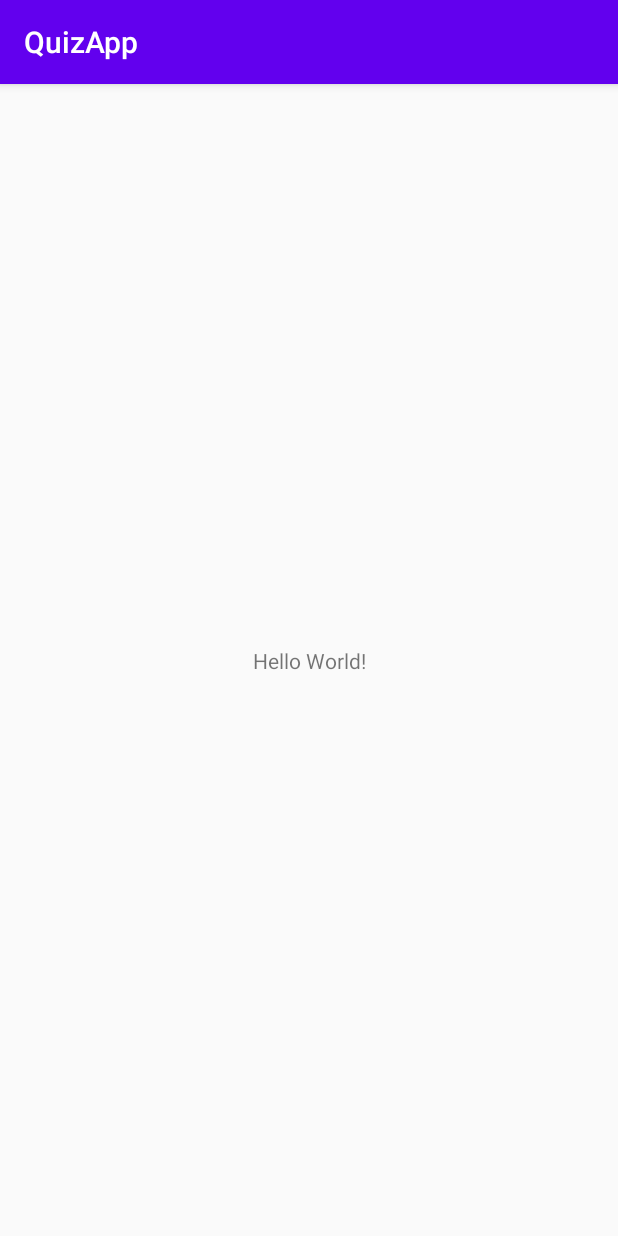
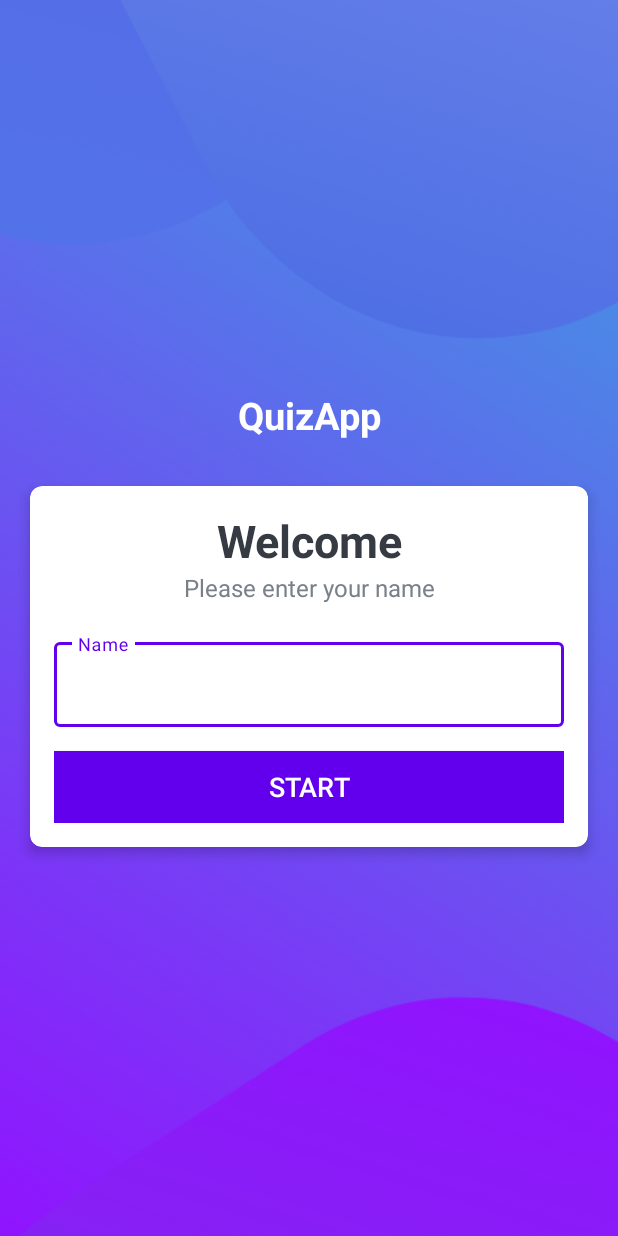
Before and after one commit to xkanuk/QuizApp, an Android app: the screen it shows after launch (MainActivity), on a phone screen of 412 x 824 dp. Run offline under Robolectric (Android 15) with nearby library versions, the phone set to English and light mode, and no system bars.

Commit message:
build main UI

```diff
--- a/app/build.gradle
+++ b/app/build.gradle
@@ -30,6 +30,7 @@ dependencies {
     implementation 'androidx.core:core-ktx:1.3.1'
     implementation 'androidx.appcompat:appcompat:1.2.0'
     implementation 'androidx.constraintlayout:constraintlayout:2.0.1'
+    implementation 'com.google.android.material:material:1.0.0'
     testImplementation 'junit:junit:4.12'
     androidTestImplementation 'androidx.test.ext:junit:1.1.2'
     androidTestImplementation 'androidx.test.espresso:espresso-core:3.3.0'
--- a/app/src/main/AndroidManifest.xml
+++ b/app/src/main/AndroidManifest.xml
@@ -9,7 +9,11 @@
         android:roundIcon="@mipmap/ic_launcher_round"
         android:supportsRtl="true"
         android:theme="@style/AppTheme">
-        <activity android:name=".MainActivity">
+        <activity android:name=".MainActivity"
+            android:screenOrientation="portrait"
+            android:theme="@style/NoActionBarTheme"
+            android:windowSoftInputMode="adjustResize"
+            >
             <intent-filter>
                 <action android:name="android.intent.action.MAIN" />
 
--- a/app/src/main/java/com/xkanuk/quizapp/MainActivity.kt
+++ b/app/src/main/java/com/xkanuk/quizapp/MainActivity.kt
@@ -1,11 +1,20 @@
+@file:Suppress("DEPRECATION")
+
 package com.xkanuk.quizapp
 
 import androidx.appcompat.app.AppCompatActivity
 import android.os.Bundle
+import android.view.View
+import android.view.View.SYSTEM_UI_FLAG_FULLSCREEN
+import androidx.core.view.WindowCompat
 
 class MainActivity : AppCompatActivity() {
     override fun onCreate(savedInstanceState: Bundle?) {
         super.onCreate(savedInstanceState)
         setContentView(R.layout.activity_main)
+
+        // deprecated, replaced by code in styles.xml
+        // window.decorView.systemUiVisibility = View.SYSTEM_UI_FLAG_FULLSCREEN
+
     }
 }
--- a/app/src/main/res/layout/activity_main.xml
+++ b/app/src/main/res/layout/activity_main.xml
@@ -1,18 +1,95 @@
 <?xml version="1.0" encoding="utf-8"?>
-<androidx.constraintlayout.widget.ConstraintLayout xmlns:android="http://schemas.android.com/apk/res/android"
+<LinearLayout xmlns:android="http://schemas.android.com/apk/res/android"
     xmlns:app="http://schemas.android.com/apk/res-auto"
     xmlns:tools="http://schemas.android.com/tools"
     android:layout_width="match_parent"
     android:layout_height="match_parent"
+    android:gravity="center"
+    android:orientation="vertical"
+    android:background="@drawable/ic_bg"
     tools:context=".MainActivity">
 
+
     <TextView
-        android:layout_width="wrap_content"
+        android:id="@+id/tv_app_name"
+        android:layout_width="match_parent"
         android:layout_height="wrap_content"
-        android:text="Hello World!"
-        app:layout_constraintBottom_toBottomOf="parent"
-        app:layout_constraintLeft_toLeftOf="parent"
-        app:layout_constraintRight_toRightOf="parent"
-        app:layout_constraintTop_toTopOf="parent" />
+        android:text="QuizApp"
+        android:layout_marginBottom="30dp"
+        android:textSize="25sp"
+        android:textStyle="bold"
+        android:textColor="@android:color/white"
+        android:gravity="center"
+    />
 
-</androidx.constraintlayout.widget.ConstraintLayout>
+    <androidx.cardview.widget.CardView
+        android:layout_width="match_parent"
+        android:layout_height="wrap_content"
+        android:layout_marginStart="20dp"
+        android:layout_marginEnd="20dp"
+        app:cardBackgroundColor="@android:color/white"
+        app:cardCornerRadius="8dp"
+        app:cardElevation="5dp"
+        >
+
+        <LinearLayout
+            android:layout_width="match_parent"
+            android:layout_height="wrap_content"
+            android:orientation="vertical"
+            android:padding="16dp">
+
+            <TextView
+                android:layout_width="match_parent"
+                android:layout_height="wrap_content"
+                android:gravity="center"
+                android:textColor="#363a43"
+                android:text="Welcome"
+                android:textSize="30sp"
+                android:textStyle="bold"/>
+
+            <TextView
+                android:layout_width="match_parent"
+                android:layout_height="wrap_content"
+                android:gravity="center"
+                android:textColor="#7a8089"
+                android:text="Please enter your name"
+                android:textSize="16sp" />
+
+            <com.google.android.material.textfield.TextInputLayout
+                android:layout_width="match_parent"
+                android:layout_height="wrap_content"
+                android:layout_marginTop="20dp"
+                style="@style/Widget.MaterialComponents.TextInputLayout.OutlinedBox"
+                >
+
+                <androidx.appcompat.widget.AppCompatEditText
+                    android:layout_width="match_parent"
+                    android:layout_height="wrap_content"
+                    android:hint="Name"
+                    android:textColor="#363a43"
+                    android:textColorHint="#7a8089"/>
+
+            </com.google.android.material.textfield.TextInputLayout>
+
+            <Button
+                android:id="@+id/btn_start"
+                android:layout_width="match_parent"
+                android:layout_height="wrap_content"
+                android:layout_marginTop="16dp"
+                android:background="@color/colorPrimary"
+                android:text="Start"
+                android:textSize="18sp"
+                android:textColor="@android:color/white">
+
+            </Button>
+
+
+
+
+
+        </LinearLayout>
+
+    </androidx.cardview.widget.CardView>
+
+
+</LinearLayout>
--- a/app/src/main/res/values/styles.xml
+++ b/app/src/main/res/values/styles.xml
@@ -7,4 +7,18 @@
         <item name="colorAccent">@color/colorAccent</item>
     </style>
 
+    <style name="NoActionBarTheme" parent="Theme.AppCompat.Light.NoActionBar">
+        <item name="colorPrimary">@color/colorPrimary</item>
+        <item name="colorPrimaryDark">@color/colorPrimaryDark</item>
+        <item name="colorAccent">@color/colorAccent</item>
+
+        // following replaces deprecated code in MainActivity.kt
+        <item name="windowActionBar">false</item>
+        <item name="windowNoTitle">true</item>
+        <item name="android:windowFullscreen">true</item>
+        // replacement code ends here
+
+
+    </style>
+
 </resources>
```
Also changed, not shown: app/src/main/res/drawable/ic_bg.png (added).
